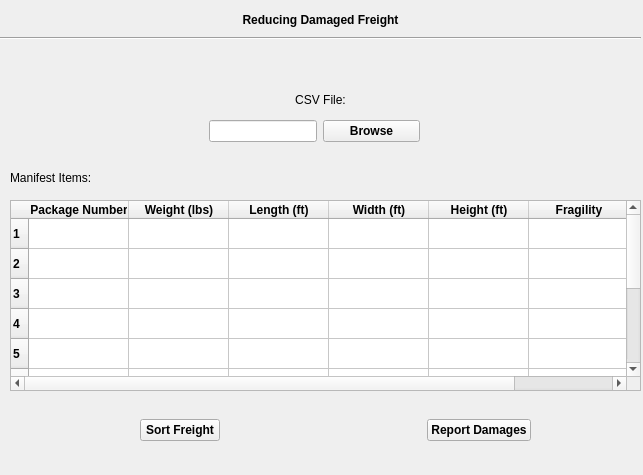
FITSeniorDesign/FreightDamage, file SeniorProject/src/mainwindow.ui: the form before one commit.
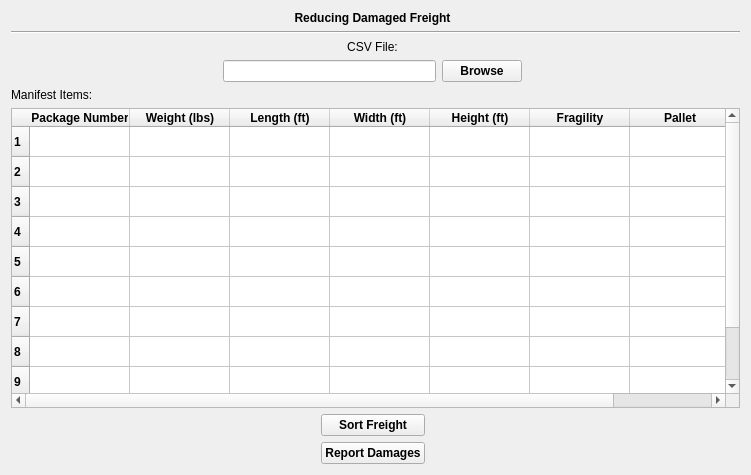
The form after the commit.

Commit message: Added functionality to MainWindow as well as DamageReport windows.

The edit to the form file:
```diff
--- a/SeniorProject/src/mainwindow.ui
+++ b/SeniorProject/src/mainwindow.ui
@@ -6,49 +6,86 @@
    <rect>
     <x>0</x>
     <y>0</y>
-    <width>643</width>
+    <width>751</width>
     <height>475</height>
    </rect>
   </property>
   <property name="windowTitle">
    <string>Form</string>
   </property>
-  <widget class="QLabel" name="titleLabel">
-   <property name="geometry">
-    <rect>
-     <x>0</x>
-     <y>10</y>
-     <width>641</width>
-     <height>20</height>
-    </rect>
-   </property>
-   <property name="font">
-    <font>
-     <weight>75</weight>
-     <bold>true</bold>
-    </font>
-   </property>
-   <property name="text">
-    <string>Reducing Damaged Freight</string>
-   </property>
-   <property name="alignment">
-    <set>Qt::AlignCenter</set>
-   </property>
-  </widget>
-  <widget class="QWidget" name="formLayoutWidget">
-   <property name="geometry">
-    <rect>
-     <x>209</x>
-     <y>120</y>
-     <width>211</width>
-     <height>23</height>
-    </rect>
-   </property>
-   <layout class="QFormLayout" name="formLayout">
-    <item row="0" column="0">
-     <widget class="QLineEdit" name="csvLineEdit"/>
-    </item>
+  <layout class="QGridLayout" name="gridLayout_2">
+   <item row="5" column="0">
+    <layout class="QGridLayout" name="gridLayout_3">
     <item row="0" column="1">
+      <widget class="QPushButton" name="sortFreightButton">
+       <property name="font">
+        <font>
+         <weight>75</weight>
+         <bold>true</bold>
+        </font>
+       </property>
+       <property name="text">
+        <string>Sort Freight</string>
+       </property>
+      </widget>
+     </item>
+     <item row="1" column="1">
+      <widget class="QPushButton" name="reportButton">
+       <property name="font">
+        <font>
+         <weight>75</weight>
+         <bold>true</bold>
+        </font>
+       </property>
+       <property name="text">
+        <string>Report Damages</string>
+       </property>
+      </widget>
+     </item>
+     <item row="0" column="0">
+      <spacer name="horizontalSpacer_3">
+       <property name="orientation">
+        <enum>Qt::Horizontal</enum>
+       </property>
+       <property name="sizeHint" stdset="0">
+        <size>
+         <width>40</width>
+         <height>20</height>
+        </size>
+       </property>
+      </spacer>
+     </item>
+     <item row="0" column="2">
+      <spacer name="horizontalSpacer_4">
+       <property name="orientation">
+        <enum>Qt::Horizontal</enum>
+       </property>
+       <property name="sizeHint" stdset="0">
+        <size>
+         <width>40</width>
+         <height>20</height>
+        </size>
+       </property>
+      </spacer>
+     </item>
+    </layout>
+   </item>
+   <item row="2" column="0">
+    <layout class="QGridLayout" name="gridLayout">
+     <item row="1" column="3">
+      <spacer name="horizontalSpacer_2">
+       <property name="orientation">
+        <enum>Qt::Horizontal</enum>
+       </property>
+       <property name="sizeHint" stdset="0">
+        <size>
+         <width>40</width>
+         <height>20</height>
+        </size>
+       </property>
+      </spacer>
+     </item>
+     <item row="1" column="2">
      <widget class="QPushButton" name="browseButton">
       <property name="font">
        <font>
@@ -61,17 +98,15 @@
       </property>
      </widget>
     </item>
-   </layout>
-  </widget>
+     <item row="1" column="1">
+      <widget class="QLineEdit" name="csvLineEdit">
+       <property name="readOnly">
+        <bool>true</bool>
+       </property>
+      </widget>
+     </item>
+     <item row="0" column="1" colspan="2">
   <widget class="QLabel" name="csvLabel">
-   <property name="geometry">
-    <rect>
-     <x>0</x>
-     <y>90</y>
-     <width>641</width>
-     <height>20</height>
-    </rect>
-   </property>
    <property name="text">
     <string>CSV File:</string>
    </property>
@@ -79,35 +114,31 @@
     <set>Qt::AlignCenter</set>
    </property>
   </widget>
-  <widget class="Line" name="line">
-   <property name="geometry">
-    <rect>
-     <x>0</x>
-     <y>30</y>
-     <width>641</width>
-     <height>16</height>
-    </rect>
-   </property>
-   <property name="font">
-    <font>
-     <pointsize>16</pointsize>
-     <weight>50</weight>
-     <bold>false</bold>
-    </font>
-   </property>
+     </item>
+     <item row="1" column="0">
+      <spacer name="horizontalSpacer">
    <property name="orientation">
     <enum>Qt::Horizontal</enum>
    </property>
-  </widget>
+       <property name="sizeHint" stdset="0">
+        <size>
+         <width>40</width>
+         <height>20</height>
+        </size>
+       </property>
+      </spacer>
+     </item>
+    </layout>
+   </item>
+   <item row="3" column="0">
+    <widget class="QLabel" name="label">
+     <property name="text">
+      <string>Manifest Items:</string>
+     </property>
+    </widget>
+   </item>
+   <item row="4" column="0" colspan="2">
   <widget class="QTableWidget" name="tableWidget">
-   <property name="geometry">
-    <rect>
-     <x>10</x>
-     <y>200</y>
-     <width>631</width>
-     <height>191</height>
-    </rect>
-   </property>
    <property name="font">
     <font>
      <weight>75</weight>
@@ -157,32 +188,15 @@
      <string>Fragility</string>
     </property>
    </column>
-  </widget>
-  <widget class="QLabel" name="label">
-   <property name="geometry">
-    <rect>
-     <x>10</x>
-     <y>170</y>
-     <width>101</width>
-     <height>16</height>
-    </rect>
-   </property>
+     <column>
    <property name="text">
-    <string>Manifest Items:</string>
-   </property>
-  </widget>
-  <widget class="QWidget" name="horizontalLayoutWidget">
-   <property name="geometry">
-    <rect>
-     <x>140</x>
-     <y>400</y>
-     <width>391</width>
-     <height>61</height>
-    </rect>
-   </property>
-   <layout class="QHBoxLayout" name="horizontalLayout">
-    <item>
-     <widget class="QPushButton" name="sortFreightButton">
+       <string>Pallet</string>
+      </property>
+     </column>
+    </widget>
+   </item>
+   <item row="0" column="0">
+    <widget class="QLabel" name="titleLabel">
       <property name="font">
        <font>
         <weight>75</weight>
@@ -190,38 +204,28 @@
        </font>
       </property>
       <property name="text">
-       <string>Sort Freight</string>
+      <string>Reducing Damaged Freight</string>
+     </property>
+     <property name="alignment">
+      <set>Qt::AlignCenter</set>
       </property>
      </widget>
     </item>
-    <item>
-     <spacer name="horizontalSpacer">
+   <item row="1" column="0" colspan="2">
+    <widget class="Line" name="line">
+     <property name="font">
+      <font>
+       <pointsize>16</pointsize>
+       <weight>50</weight>
+       <bold>false</bold>
+      </font>
+     </property>
       <property name="orientation">
        <enum>Qt::Horizontal</enum>
       </property>
-      <property name="sizeHint" stdset="0">
-       <size>
-        <width>40</width>
-        <height>20</height>
-       </size>
-      </property>
-     </spacer>
-    </item>
-    <item>
-     <widget class="QPushButton" name="pushButton">
-      <property name="font">
-       <font>
-        <weight>75</weight>
-        <bold>true</bold>
-       </font>
-      </property>
-      <property name="text">
-       <string>Report Damages</string>
-      </property>
      </widget>
     </item>
    </layout>
-  </widget>
  </widget>
  <resources/>
  <connections/>
```
Lines whose indentation alone changed are shown as unchanged. The commit also changes 5 other files.
